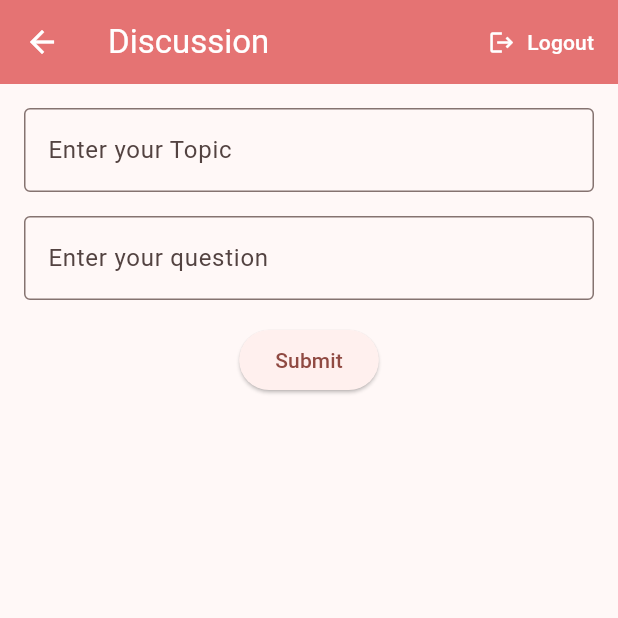
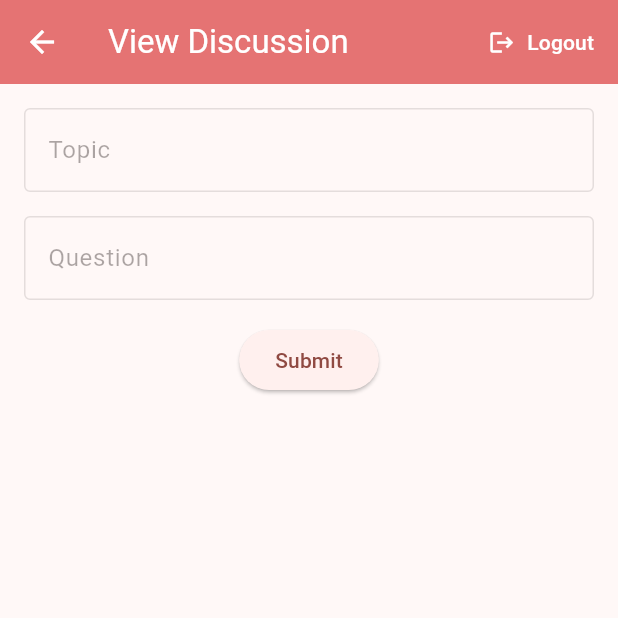
Before and after one commit to Meghshanth/296A, a Flutter app: the DiscussionView screen opened directly with empty values, on a phone screen of 412 x 824 dp, the top half of it. Run offline on Flutter 3.47's test engine with Material 2 defaults, Android fonts, the phone set to English and light mode, and no system bars; our stand-ins replace cloud_firestore, firebase_auth, firebase_core, flutter_secure_storage; accounts and stored records are empty.

Commit message:
added discussion view

```diff
--- a/pfsi/lib/discussionPages/discussionAdd.dart
+++ b/pfsi/lib/discussionPages/discussionAdd.dart
@@ -7,22 +7,6 @@ import 'package:pfsi/commonNavigation/commonNavigation.dart';
 class DiscussionAdd extends StatelessWidget {
   TextEditingController _questionController = TextEditingController();
   TextEditingController _topicController = TextEditingController();
-
-  // Replace 'your_collection' with the name of your collection in Firestore
-// Replace 'your_document_id' with the ID of the document you want to retrieve
-  // Future<void> getDocument() async {
-  //   FirebaseFirestore.instance
-  //       .collection('discussion_list')
-  //       .doc('QC1FGo4WqoSM3BdxQUVD')
-  //       .get()
-  //       .then((DocumentSnapshot documentSnapshot) {
-  //     if (documentSnapshot.exists) {
-  //       print('Document data: ${documentSnapshot.data()}');
-  //     } else {
-  //       print('Document does not exist on the database');
-  //     }
-  //   });
-  // }
 
   @override
   Widget build(BuildContext context) {
@@ -107,6 +91,7 @@ class DiscussionAdd extends StatelessWidget {
               controller: _topicController,
               decoration: InputDecoration(
                 border: OutlineInputBorder(),
+                labelText: "Topic",
                 hintText: 'Enter your Topic',
               ),
             ),
@@ -117,6 +102,7 @@ class DiscussionAdd extends StatelessWidget {
               keyboardType: TextInputType.multiline,
               decoration: InputDecoration(
                 border: OutlineInputBorder(),
+                labelText: "Question",
                 hintText: 'Enter your question',
               ),
             ),
--- a/pfsi/lib/discussionPages/discussionView.dart
+++ b/pfsi/lib/discussionPages/discussionView.dart
@@ -12,25 +12,34 @@ class DiscussionView extends StatelessWidget {
   TextEditingController _questionController = TextEditingController();
   TextEditingController _topicController = TextEditingController();
 
-  // Replace 'your_collection' with the name of your collection in Firestore
-// Replace 'your_document_id' with the ID of the document you want to retrieve
-  // Future<void> getDocument() async {
-  //   FirebaseFirestore.instance
-  //       .collection('discussion_list')
-  //       .doc('QC1FGo4WqoSM3BdxQUVD')
-  //       .get()
-  //       .then((DocumentSnapshot documentSnapshot) {
-  //     if (documentSnapshot.exists) {
-  //       print('Document data: ${documentSnapshot.data()}');
-  //     } else {
-  //       print('Document does not exist on the database');
-  //     }
-  //   });
-  // }
-
   @override
   Widget build(BuildContext context) {
-    print(documentId);
+    Future<void> fetchDocumentById(String documentId) async {
+      try {
+        DocumentSnapshot documentSnapshot = await FirebaseFirestore.instance
+            .collection('discussion_list')
+            .doc(documentId)
+            .get();
+
+        if (documentSnapshot.exists) {
+          // Document exists
+          Map<String, dynamic> dataObj = documentSnapshot.data() as Map<String,
+              dynamic>; // Save the document data in dataObj variable
+          print(dataObj);
+          _topicController.text = dataObj['topic'];
+          _questionController.text = dataObj['question'];
+        } else {
+          // Document does not exist
+          print('Document does not exist');
+        }
+      } catch (e) {
+        // Error occurred
+        print('Error: $e');
+      }
+    }
+
+    fetchDocumentById(documentId);
+
     void logout() async {
       try {
         await FirebaseAuth.instance.signOut();
@@ -79,7 +88,7 @@ class DiscussionView extends StatelessWidget {
     return Scaffold(
       appBar: AppBar(
         title: Text(
-          'Discussion',
+          'View Discussion',
           style: TextStyle(color: Colors.white),
         ),
         leading: IconButton(
@@ -109,21 +118,24 @@ class DiscussionView extends StatelessWidget {
           crossAxisAlignment: CrossAxisAlignment.center,
           children: [
             TextField(
+              enabled: false,
               controller: _topicController,
               decoration: InputDecoration(
                 border: OutlineInputBorder(),
                 hintText: 'Enter your Topic',
+                labelText: "Topic",
               ),
             ),
             SizedBox(height: 16.0),
             TextField(
+              enabled: false,
               controller: _questionController,
               maxLines: null,
               keyboardType: TextInputType.multiline,
               decoration: InputDecoration(
-                border: OutlineInputBorder(),
-                hintText: 'Enter your question',
-              ),
+                  border: OutlineInputBorder(),
+                  hintText: 'Enter your question',
+                  labelText: "Question"),
             ),
             SizedBox(height: 16.0),
             ElevatedButton(
```
